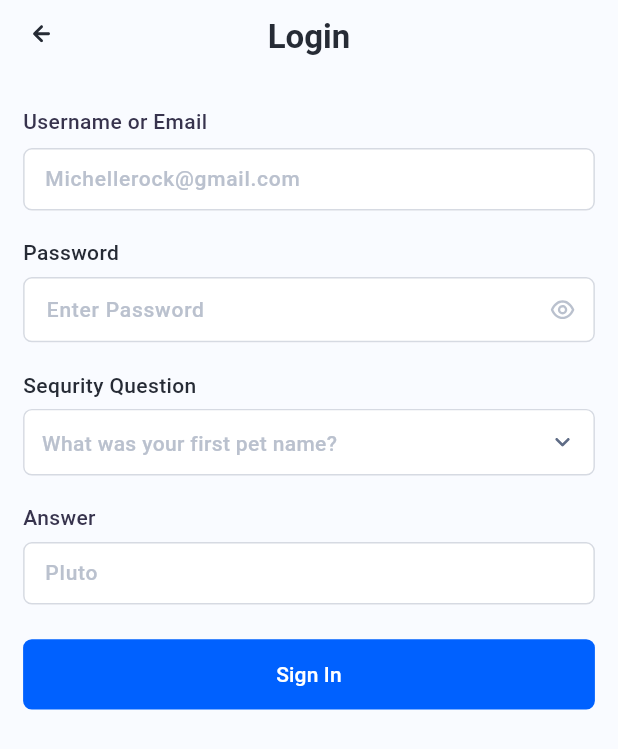
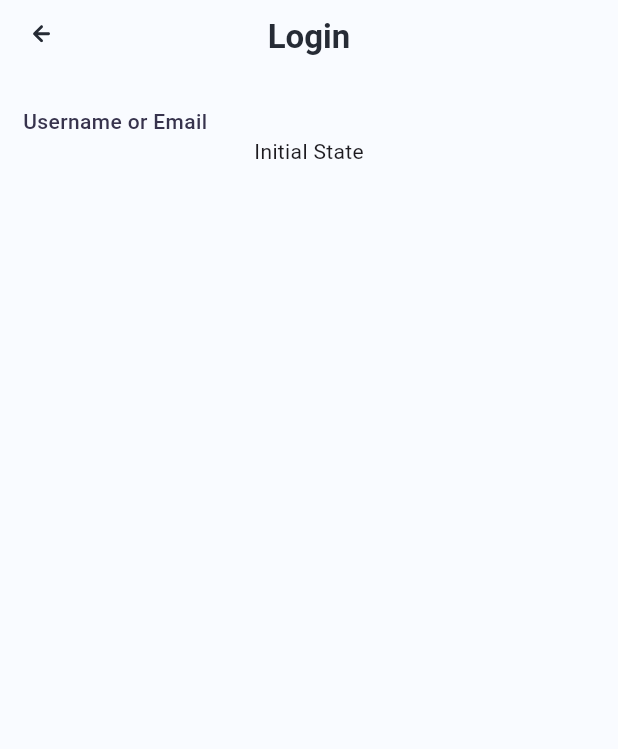
Before and after one commit to VasukiBhava/flutterapps, a Flutter app: the screen it shows after launch, on a phone screen of 412 x 824 dp. Shown: the top 749 px of the screen. Run offline on Flutter 3.47's test engine with Material 3 defaults, Android fonts, the phone set to English and light mode, and no system bars; our stand-ins replace bloc, cached_network_image, connectivity_plus, equatable, flutter_bloc, flutter_svg and 3 more; Roboto replaces fonts that are missing (Gilroy).

Commit message:
Over All App uploaded

```diff
--- /dev/null
+++ b/isssApps/lib/data/data_sources/remote/artworks.dart
@@ -0,0 +1,23 @@
+import 'dart:convert';
+import 'package:http/http.dart' as http;
+
+class ArtWorkRepositoryDataSource {
+  Future<List> getArtWorkFromApi() async {
+    // Placeholder API URL for demonstration
+    final url = Uri.parse('https://api.artic.edu/api/v1/artworks?page=1&limit=10');
+
+    try {
+      final response = await http.get(url);
+
+      if (response.statusCode == 200) {
+        final List<dynamic> data = jsonDecode(response.body);
+        // Extracting the title field for demonstration
+        return data.map((item) => item['data']).toList();
+      } else {
+        throw Exception('Failed to fetch data');
+      }
+    } catch (e) {
+      throw Exception('Network error');
+    }
+  }
+}
--- /dev/null
+++ b/isssApps/lib/domain/repository/artWork_repo.dart
@@ -0,0 +1,11 @@
+import '../../data/data_sources/remote/artworks.dart';
+
+class ArtWorkRepository {
+  final ArtWorkRepositoryDataSource dataSource;
+
+  ArtWorkRepository({required this.dataSource});
+
+  Future<List> getArtWorks() {
+    return dataSource.getArtWorkFromApi();
+  }
+}
--- a/isssApps/lib/presentation/app_navigation_screen/app_navigation_screen.dart
+++ b/isssApps/lib/presentation/app_navigation_screen/app_navigation_screen.dart
@@ -171,7 +171,7 @@ class AppNavigationScreen extends StatelessWidget {
 
   onTapSecurityPolicy(BuildContext context) {
     NavigatorService.pushNamed(
-      AppRoutes.securityPolicyScreen,
+      AppRoutes.artWorkScreen,
     );
   }
 
--- /dev/null
+++ b/isssApps/lib/presentation/artwork_screen/artwork_screen.dart
@@ -0,0 +1,136 @@
+
+import 'package:flutter/material.dart';
+import 'package:isssApps/core/app_export.dart';
+import 'package:flutter_bloc/flutter_bloc.dart';
+import 'package:isssApps/data/data_sources/remote/artworks.dart';
+import 'package:isssApps/domain/repository/artWork_repo.dart';
+import 'package:isssApps/presentation/artwork_screen/bloc/artwork_bloc.dart';
+import 'package:isssApps/presentation/artwork_screen/bloc/artwork_state.dart';
+
+import '../../widgets/app_bar/custom_app_bar.dart';
+
+class ArtWorkPage extends StatelessWidget {
+  GlobalKey<FormState> _formKey = GlobalKey<FormState>();
+
+  static Widget builder(BuildContext context) {
+    return BlocProvider<ArtWorkBloc>(
+      create: (context) => ArtWorkBloc(repository: ArtWorkRepository(dataSource: ArtWorkRepositoryDataSource())),
+      child: ArtWorkPage(),
+    );
+  }
+  @override
+  Widget build(BuildContext context) {
+    return Scaffold(
+        backgroundColor: ColorConstant.gray50,
+        resizeToAvoidBottomInset: false,
+        appBar: CustomAppBar(
+        height: getVerticalSize(53),
+    leadingWidth: 40,
+    leading: CustomImageView(
+    svgPath: ImageConstant.imgArrowleft,
+    height: getSize(24),
+    width: getSize(24),
+    margin: getMargin(left: 16, top: 12, bottom: 17),
+    onTap: () {
+    onTapImgArrowleft(context);
+    }),
+    centerTitle: true,
+    title: Text("lbl_login".tr,
+    overflow: TextOverflow.ellipsis,
+    textAlign: TextAlign.left,
+    style: AppStyle.txtGilroySemiBold24)),
+    body: Form(
+    key: _formKey,
+    child: Container(
+    width: double.maxFinite,
+    padding:
+    getPadding(left: 16, top: 23, right: 16, bottom: 23),
+    child: Column(
+    crossAxisAlignment: CrossAxisAlignment.start,
+    mainAxisAlignment: MainAxisAlignment.start,
+    children: [
+    Text("msg_username_or_email".tr,
+    overflow: TextOverflow.ellipsis,
+    textAlign: TextAlign.left,
+    style: AppStyle.txtGilroyMedium16),
+    BlocProvider(
+        create: (context) => ArtWorkBloc(repository: ArtWorkRepository(dataSource: ArtWorkRepositoryDataSource())),
+        child: ArtWorkView(),
+      ),]),))
+    );
+  }
+
+  onTapImgArrowleft(BuildContext context) {
+    NavigatorService.goBack();
+  }
+}
+
+class ArtWorkView extends StatelessWidget {
+  @override
+  Widget build(BuildContext context) {
+    return BlocBuilder<ArtWorkBloc, ArtWorkState>(
+      builder: (context, state) {
+        if (state is ArtWorkLoaded) {
+          return Center(child: CircularProgressIndicator());
+        } else if (state is ArtWorkLoaded) {
+          return Padding(
+            padding: const EdgeInsets.all(16.0),
+            child: Column(
+              crossAxisAlignment: CrossAxisAlignment.start,
+              children: [
+                DropdownButtonFormField<int>(
+                  value: state.values.isNotEmpty ? state.values.first['id'] : null,
+                  items: state.values.map((value) {
+                    return DropdownMenuItem<int>(
+                      value: value['id'],
+                      child: Text(value['title']),
+                    );
+                  }).toList(),
+                  onChanged: (newValue) {
+                    print('Selected value: $newValue');
+                  },
+                  decoration: InputDecoration(
+                    labelText: 'Dropdown',
+                    border: OutlineInputBorder(),
+                  ),
+                ),
+                SizedBox(height: 20),
+                TextFormField(
+                  decoration: InputDecoration(
+                    labelText: 'Text Field 1',
+                    border: OutlineInputBorder(),
+                  ),
+                ),
+                SizedBox(height: 20),
+                TextFormField(
+                  decoration: InputDecoration(
+                    labelText: 'Text Field 2',
+                    border: OutlineInputBorder(),
+                  ),
+                ),
+                SizedBox(height: 20),
+                TextFormField(
+                  decoration: InputDecoration(
+                    labelText: 'Text Field 3',
+                    border: OutlineInputBorder(),
+                  ),
+                ),
+                SizedBox(height: 20),
+                TextFormField(
+                  decoration: InputDecoration(
+                    labelText: 'Text Field 4',
+                    border: OutlineInputBorder(),
+                  ),
+                ),
+              ],
+            ),
+          );
+        } else if (state is ArtWorkError) {
+          return Center(child: Text('Failed to load dropdown values.'));
+        } else {
+          return Center(child: Text('Initial State'));
+        }
+      },
+    );
+  }
+}
--- /dev/null
+++ b/isssApps/lib/presentation/artwork_screen/bloc/artwork_bloc.dart
@@ -0,0 +1,25 @@
+import 'dart:async';
+import 'package:bloc/bloc.dart';
+import 'package:isssApps/domain/repository/artWork_repo.dart';
+import 'package:meta/meta.dart';
+
+import 'artwork_event.dart';
+import 'artwork_state.dart';
+
+class ArtWorkBloc extends Bloc<ArtWorkEvent, ArtWorkState> {
+  final ArtWorkRepository repository;
+
+  ArtWorkBloc({required this.repository}) : super(ArtWorkInitial());
+
+  Stream<ArtWorkState> mapEventToState(ArtWorkEvent event) async* {
+    if (event is GetArtWorks) {
+      yield DropdownLoading();
+      try {
+        final dropdownValues = await repository.getArtWorks();
+        yield ArtWorkLoaded(values: dropdownValues);
+      } catch (_) {
+        yield ArtWorkError();
+      }
+    }
+  }
+}
--- /dev/null
+++ b/isssApps/lib/presentation/artwork_screen/bloc/artwork_event.dart
@@ -0,0 +1,7 @@
+// Events
+import 'package:flutter/material.dart';
+
+@immutable
+abstract class ArtWorkEvent {}
+
+class GetArtWorks extends ArtWorkEvent {}
--- /dev/null
+++ b/isssApps/lib/presentation/artwork_screen/bloc/artwork_state.dart
@@ -0,0 +1,17 @@
+// States
+import 'package:flutter/material.dart';
+
+@immutable
+abstract class ArtWorkState {}
+
+class ArtWorkInitial extends ArtWorkState {}
+
+class DropdownLoading extends ArtWorkState {}
+
+class ArtWorkLoaded extends ArtWorkState {
+  final List<dynamic> values;
+
+  ArtWorkLoaded({required this.values});
+}
+
+class ArtWorkError extends ArtWorkState {}
--- a/isssApps/lib/presentation/security_policy_screen/models/security_policy_model.dart
+++ b/isssApps/lib/presentation/artwork_screen/models/artwork_model.dart
@@ -1,9 +1,9 @@
 import 'package:equatable/equatable.dart';
 
 // ignore: must_be_immutable
-class SecurityPolicyModel extends Equatable {
-  SecurityPolicyModel copyWith() {
-    return SecurityPolicyModel();
+class ArtWorkModel extends Equatable {
+  ArtWorkModel copyWith() {
+    return ArtWorkModel();
   }
 
   @override
--- a/isssApps/lib/presentation/security_policy_screen/bloc/security_policy_bloc.dart
+++ /dev/null
@@ -1,32 +0,0 @@
-import 'package:equatable/equatable.dart';
-import 'package:flutter/material.dart';
-import '/core/app_export.dart';
-import 'package:isssApps/presentation/security_policy_screen/models/security_policy_model.dart';
-part 'security_policy_event.dart';
-part 'security_policy_state.dart';
-
-class SecurityPolicyBloc
-    extends Bloc<SecurityPolicyEvent, SecurityPolicyState> {
-  SecurityPolicyBloc(SecurityPolicyState initialState) : super(initialState) {
-    on<SecurityPolicyInitialEvent>(_onInitialize);
-    on<ChangePasswordVisibilityEvent>(_changePasswordVisibility);
-  }
-
-  _changePasswordVisibility(
-    ChangePasswordVisibilityEvent event,
-    Emitter<SecurityPolicyState> emit,
-  ) {
-    emit(state.copyWith(isShowPassword: event.value));
-  }
-
-  _onInitialize(
-    SecurityPolicyInitialEvent event,
-    Emitter<SecurityPolicyState> emit,
-  ) async {
-    emit(state.copyWith(
-        emailController: TextEditingController(),
-        group10198Controller: TextEditingController(),
-        group10198OneController: TextEditingController(),
-        isShowPassword: true));
-  }
-}
--- a/isssApps/lib/presentation/security_policy_screen/bloc/security_policy_event.dart
+++ /dev/null
@@ -1,23 +0,0 @@
-// ignore_for_file: must_be_immutable
-
-part of 'security_policy_bloc.dart';
-
-@immutable
-abstract class SecurityPolicyEvent extends Equatable {}
-
-class SecurityPolicyInitialEvent extends SecurityPolicyEvent {
-  @override
-  List<Object?> get props => [];
-}
-
-///event for change password visibility
-class ChangePasswordVisibilityEvent extends SecurityPolicyEvent {
-  ChangePasswordVisibilityEvent({required this.value});
-
-  bool value;
-
-  @override
-  List<Object?> get props => [
-        value,
-      ];
-}
--- a/isssApps/lib/presentation/security_policy_screen/bloc/security_policy_state.dart
+++ /dev/null
@@ -1,49 +0,0 @@
-// ignore_for_file: must_be_immutable
-
-part of 'security_policy_bloc.dart';
-
-class SecurityPolicyState extends Equatable {
-  SecurityPolicyState({
-    this.emailController,
-    this.group10198Controller,
-    this.group10198OneController,
-    this.isShowPassword = true,
-    this.securityPolicyModelObj,
-  });
-
-  TextEditingController? emailController;
-
-  TextEditingController? group10198Controller;
-
-  TextEditingController? group10198OneController;
-
-  SecurityPolicyModel? securityPolicyModelObj;
-
-  bool isShowPassword;
-
-  @override
-  List<Object?> get props => [
-        emailController,
-        group10198Controller,
-        group10198OneController,
-        isShowPassword,
-        securityPolicyModelObj,
-      ];
-  SecurityPolicyState copyWith({
-    TextEditingController? emailController,
-    TextEditingController? group10198Controller,
-    TextEditingController? group10198OneController,
-    bool? isShowPassword,
-    SecurityPolicyModel? securityPolicyModelObj,
-  }) {
-    return SecurityPolicyState(
-      emailController: emailController ?? this.emailController,
-      group10198Controller: group10198Controller ?? this.group10198Controller,
-      group10198OneController:
-          group10198OneController ?? this.group10198OneController,
-      isShowPassword: isShowPassword ?? this.isShowPassword,
-      securityPolicyModelObj:
-          securityPolicyModelObj ?? this.securityPolicyModelObj,
-    );
-  }
-}
--- a/isssApps/lib/presentation/security_policy_screen/security_policy_screen.dart
+++ /dev/null
@@ -1,178 +0,0 @@
-import 'bloc/security_policy_bloc.dart';
-import 'models/security_policy_model.dart';
-import 'package:flutter/material.dart';
-import 'package:isssApps/core/app_export.dart';
-import 'package:isssApps/core/utils/validation_functions.dart';
-import 'package:isssApps/widgets/app_bar/custom_app_bar.dart';
-import 'package:isssApps/widgets/custom_button.dart';
-import 'package:isssApps/widgets/custom_text_form_field.dart';
-
-// ignore_for_file: must_be_immutable
-class SecurityPolicyScreen extends StatelessWidget {
-  GlobalKey<FormState> _formKey = GlobalKey<FormState>();
-
-  static Widget builder(BuildContext context) {
-    return BlocProvider<SecurityPolicyBloc>(
-        create: (context) => SecurityPolicyBloc(
-            SecurityPolicyState(securityPolicyModelObj: SecurityPolicyModel()))
-          ..add(SecurityPolicyInitialEvent()),
-        child: SecurityPolicyScreen());
-  }
-
-  @override
-  Widget build(BuildContext context) {
-    return SafeArea(
-        child: Scaffold(
-            backgroundColor: ColorConstant.gray50,
-            resizeToAvoidBottomInset: false,
-            appBar: CustomAppBar(
-                height: getVerticalSize(53),
-                leadingWidth: 40,
-                leading: CustomImageView(
-                    svgPath: ImageConstant.imgArrowleft,
-                    height: getSize(24),
-                    width: getSize(24),
-                    margin: getMargin(left: 16, top: 12, bottom: 17),
-                    onTap: () {
-                      onTapImgArrowleft(context);
-                    }),
-                centerTitle: true,
-                title: Text("lbl_login".tr,
-                    overflow: TextOverflow.ellipsis,
-                    textAlign: TextAlign.left,
-                    style: AppStyle.txtGilroySemiBold24)),
-            body: Form(
-                key: _formKey,
-                child: Container(
-                    width: double.maxFinite,
-                    padding:
-                        getPadding(left: 16, top: 23, right: 16, bottom: 23),
-                    child: Column(
-                        crossAxisAlignment: CrossAxisAlignment.start,
-                        mainAxisAlignment: MainAxisAlignment.start,
-                        children: [
-                          Text("msg_username_or_email".tr,
-                              overflow: TextOverflow.ellipsis,
-                              textAlign: TextAlign.left,
-                              style: AppStyle.txtGilroyMedium16),
-                          BlocSelector<SecurityPolicyBloc, SecurityPolicyState,
-                                  TextEditingController?>(
-                              selector: (state) => state.emailController,
-                              builder: (context, emailController) {
-                                return CustomTextFormField(
-                                    focusNode: FocusNode(),
-                                    controller: emailController,
-                                    hintText: "msg_michellerock_gmail_com".tr,
-                                    margin: getMargin(top: 8),
-                                    textInputType: TextInputType.emailAddress,
-                                    validator: (value) {
-                                      if (value == null ||
-                                          (!isValidEmail(value,
-                                              isRequired: true))) {
-                                        return "Please enter valid email";
-                                      }
-                                      return null;
-                                    });
-                              }),
-                          Padding(
-                              padding: getPadding(top: 19),
-                              child: Text("lbl_password".tr,
-                                  overflow: TextOverflow.ellipsis,
-                                  textAlign: TextAlign.left,
-                                  style:
-                                      AppStyle.txtGilroyMedium16Bluegray900)),
-                          BlocBuilder<SecurityPolicyBloc, SecurityPolicyState>(
-                              builder: (context, state) {
-                            return CustomTextFormField(
-                                focusNode: FocusNode(),
-                                controller: state.group10198Controller,
-                                hintText: "lbl_enter_password".tr,
-                                margin: getMargin(top: 7),
-                                padding: TextFormFieldPadding.PaddingT12,
-                                textInputType: TextInputType.visiblePassword,
-                                suffix: InkWell(
-                                    onTap: () {
-                                      context.read<SecurityPolicyBloc>().add(
-                                          ChangePasswordVisibilityEvent(
-                                              value: !state.isShowPassword));
-                                    },
-                                    child: Container(
-                                        margin: getMargin(all: 12),
-                                        child: CustomImageView(
-                                            svgPath: state.isShowPassword
-                                                ? ImageConstant.imgEye
-                                                : ImageConstant.imgEye))),
-                                suffixConstraints: BoxConstraints(
-                                    maxHeight: getVerticalSize(44)),
-                                validator: (value) {
-                                  if (value == null ||
-                                      (!isValidPassword(value,
-                                          isRequired: true))) {
-                                    return "Please enter valid password";
-                                  }
-                                  return null;
-                                },
-                                isObscureText: state.isShowPassword);
-                          }),
-                          Padding(
-                              padding: getPadding(top: 20),
-                              child: Text("msg_sequrity_question".tr,
-                                  overflow: TextOverflow.ellipsis,
-                                  textAlign: TextAlign.left,
-                                  style:
-                                      AppStyle.txtGilroyMedium16Bluegray900)),
-                          Container(
-                              margin: getMargin(top: 6),
-                              padding: getPadding(all: 10),
-                              decoration: AppDecoration.outlineBluegray100
-                                  .copyWith(
-                                      borderRadius:
-                                          BorderRadiusStyle.roundedBorder6),
-                              child: Row(
-                                  mainAxisAlignment:
-                                      MainAxisAlignment.spaceBetween,
-                                  children: [
-                                    Padding(
-                                        padding: getPadding(
-                                            left: 2, top: 3, bottom: 1),
-                                        child: Text(
-                                            "msg_what_was_your_first".tr,
-                                            overflow: TextOverflow.ellipsis,
-                                            textAlign: TextAlign.left,
-                                            style: AppStyle
-                                                .txtGilroyMedium16Bluegray200)),
-                                    CustomImageView(
-                                        svgPath: ImageConstant
-                                            .imgArrowdownBlueGray600,
-                                        height: getSize(24),
-                                        width: getSize(24))
-                                  ])),
-                          Padding(
-                              padding: getPadding(top: 19),
-                              child: Text("lbl_answer".tr,
-                                  overflow: TextOverflow.ellipsis,
-                                  textAlign: TextAlign.left,
-                                  style: AppStyle.txtGilroyMedium16)),
-                          BlocSelector<SecurityPolicyBloc, SecurityPolicyState,
-                                  TextEditingController?>(
-                              selector: (state) =>
-                                  state.group10198OneController,
-                              builder: (context, group10198OneController) {
-                                return CustomTextFormField(
-                                    focusNode: FocusNode(),
-                                    controller: group10198OneController,
-                                    hintText: "lbl_pluto".tr,
-                                    margin: getMargin(top: 7),
-                                    textInputAction: TextInputAction.done);
-                              }),
-                          CustomButton(
-                              height: getVerticalSize(50),
-                              text: "lbl_sign_in".tr,
-                              margin: getMargin(top: 24, bottom: 5))
-                        ])))));
-  }
-
-  onTapImgArrowleft(BuildContext context) {
-    NavigatorService.goBack();
-  }
-}
--- a/isssApps/lib/presentation/splash_screen/bloc/splash_bloc.dart
+++ b/isssApps/lib/presentation/splash_screen/bloc/splash_bloc.dart
@@ -16,7 +16,7 @@ class SplashBloc extends Bloc<SplashEvent, SplashState> {
   ) async {
     Future.delayed(const Duration(milliseconds: 3000), () {
       NavigatorService.popAndPushNamed(
-        AppRoutes.securityPolicyScreen,
+        AppRoutes.artWorkScreen,
       );
     });
   }
--- a/isssApps/lib/routes/app_routes.dart
+++ b/isssApps/lib/routes/app_routes.dart
@@ -1,10 +1,10 @@
 import 'package:flutter/material.dart';
-import 'package:isssApps/presentation/security_policy_screen/security_policy_screen.dart';
+import 'package:isssApps/presentation/artwork_screen/artwork_screen.dart';
 import 'package:isssApps/presentation/splash_screen/splash_screen.dart';
 import 'package:isssApps/presentation/app_navigation_screen/app_navigation_screen.dart';
 
 class AppRoutes {
-  static const String securityPolicyScreen = '/security_policy_screen';
+  static const String artWorkScreen = '/artwork_screen';
 
   static const String splashScreen = '/splash_screen';
 
@@ -13,7 +13,7 @@ class AppRoutes {
   static const String initialRoute = '/initialRoute';
 
   static Map<String, WidgetBuilder> get routes => {
-        securityPolicyScreen: SecurityPolicyScreen.builder,
+        artWorkScreen: ArtWorkPage.builder,
         splashScreen: SplashScreen.builder,
         appNavigationScreen: AppNavigationScreen.builder,
         initialRoute: SplashScreen.builder
```
